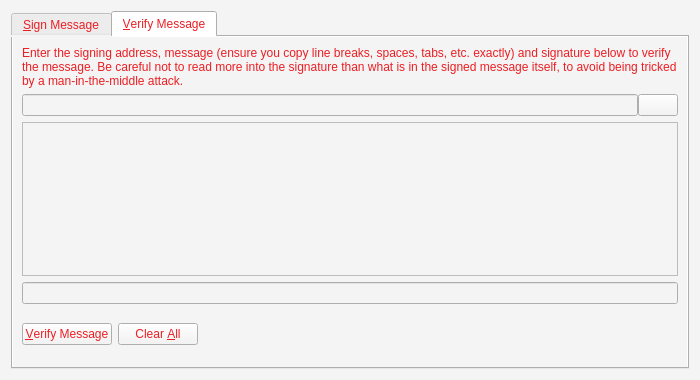
Above: src/qt/forms/signverifymessagedialog.ui from SaltineChips/endox before the change. Below: the same form after it.
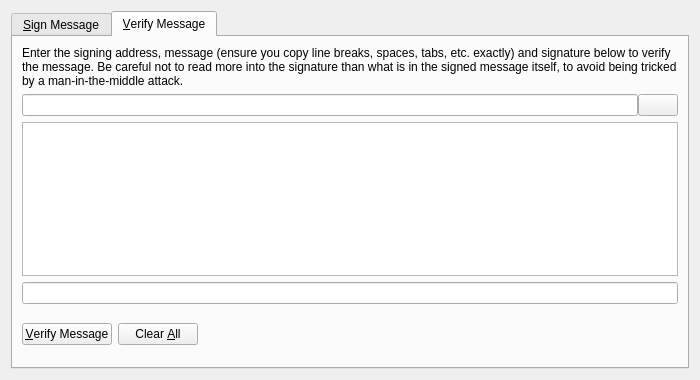
That is the form after the change. The open tabs and pages were chosen to show the change. Icons and pictures are not drawn. Custom widgets are drawn as their Qt base class.

Diff of the .ui file:
```diff
--- a/src/qt/forms/signverifymessagedialog.ui
+++ b/src/qt/forms/signverifymessagedialog.ui
@@ -14,8 +14,7 @@
    <string>Signatures - Sign / Verify a Message</string>
   </property>
   <property name="styleSheet">
-   <string notr="true">color: rgb(204, 155, 68);
-background-color: rgb(244, 244, 244);</string>
+   <string notr="true"/>
   </property>
   <property name="modal">
    <bool>true</bool>
@@ -23,9 +22,6 @@
   <layout class="QVBoxLayout" name="verticalLayout">
    <item>
     <widget class="QTabWidget" name="tabWidget">
-     <property name="styleSheet">
-      <string notr="true">color: #eb1f24</string>
-     </property>
      <property name="currentIndex">
       <number>0</number>
      </property>
@@ -245,9 +241,6 @@
       <layout class="QVBoxLayout" name="verticalLayout_VM">
        <item>
         <widget class="QLabel" name="infoLabel_VM">
-         <property name="styleSheet">
-          <string notr="true">color: #eb1f24</string>
-         </property>
          <property name="text">
           <string>Enter the signing address, message (ensure you copy line breaks, spaces, tabs, etc. exactly) and signature below to verify the message. Be careful not to read more into the signature than what is in the signed message itself, to avoid being tricked by a man-in-the-middle attack.</string>
          </property>
```
Left out of the diff: 34 changed lines with no effect on the pictures.
